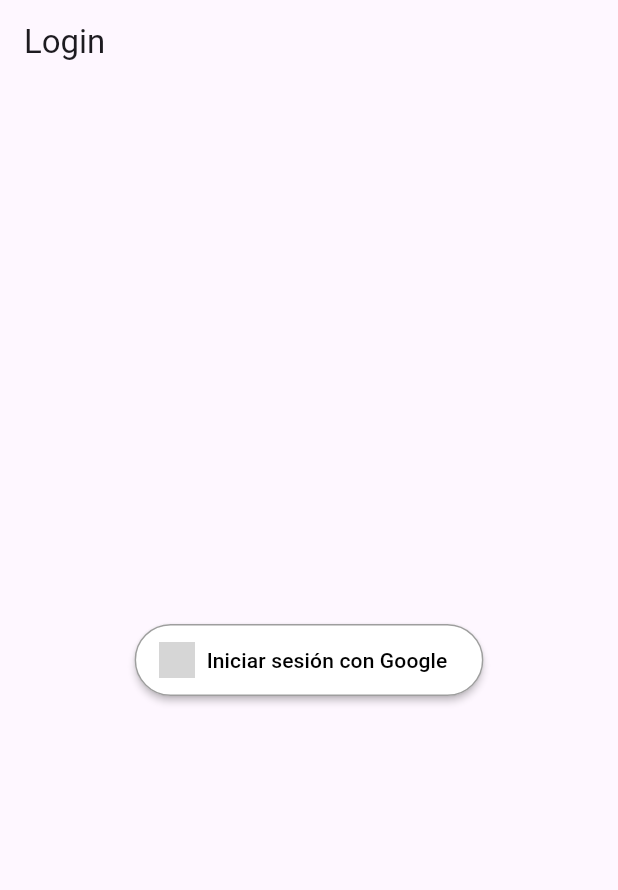
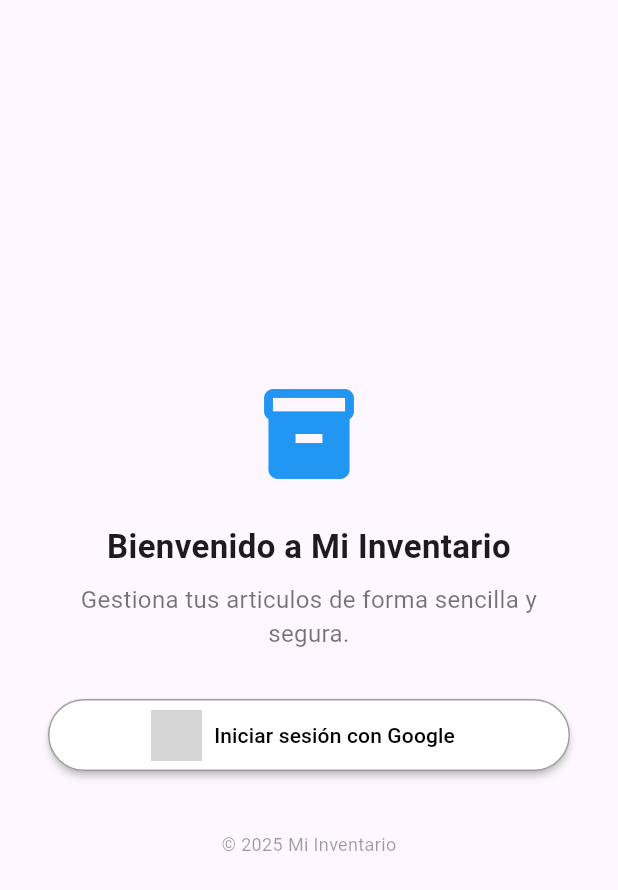
Before and after one commit to sebudea/mi-inventario-app, a Flutter app: the screen it shows after launch, after a tap on "Iniciar sesión con Google", after a tap on the "logout" icon, on a phone screen of 412 x 824 dp. Shown: the top 890 px of the screen. Run offline on Flutter 3.47's test engine with Material 3 defaults, Android fonts, the phone set to English and light mode, and no system bars; our stand-ins replace go_router; network calls fail; grey boxes are pictures that could not be loaded.

```diff
--- a/lib/ui/views/login/login_screen.dart
+++ b/lib/ui/views/login/login_screen.dart
@@ -2,18 +2,50 @@ import 'package:flutter/material.dart';
 import 'package:provider/provider.dart';
 import '../../../services/auth_service.dart';
 
-class LoginScreen extends StatelessWidget {
+class LoginScreen extends StatefulWidget {
   const LoginScreen({super.key});
+
+  @override
+  State<LoginScreen> createState() => _LoginScreenState();
+}
+
+class _LoginScreenState extends State<LoginScreen> {
+  bool _loading = false;
 
   @override
   Widget build(BuildContext context) {
     final authService = Provider.of<AuthService>(context);
 
     return Scaffold(
-      appBar: AppBar(
-        title: const Text('Login'),
+      body: Center(
+        child: SingleChildScrollView(
+          padding: const EdgeInsets.all(32),
+          child: Column(
+            mainAxisSize: MainAxisSize.min,
+            children: [
+              // Logo superior
+              const Icon(
+                Icons.inventory_2,
+                size: 72,
+                color: Colors.blue,
               ),
-      body: Center(
+              const SizedBox(height: 24),
+              // Mensaje de bienvenida
+              const Text(
+                'Bienvenido a Mi Inventario',
+                style: TextStyle(fontSize: 22, fontWeight: FontWeight.bold),
+                textAlign: TextAlign.center,
+              ),
+              const SizedBox(height: 8),
+              const Text(
+                'Gestiona tus articulos de forma sencilla y segura.',
+                style: TextStyle(fontSize: 16, color: Colors.black54),
+                textAlign: TextAlign.center,
+              ),
+              const SizedBox(height: 32),
+              // Botón de login
+              SizedBox(
+                width: double.infinity,
                 child: ElevatedButton.icon(
                   style: ElevatedButton.styleFrom(
                     backgroundColor: Colors.white,
@@ -21,17 +53,41 @@ class LoginScreen extends StatelessWidget {
                     minimumSize: const Size(220, 48),
                     side: const BorderSide(color: Colors.grey),
                     elevation: 2,
+                    shape: RoundedRectangleBorder(
+                      borderRadius: BorderRadius.circular(24),
+                    ),
                   ),
                   icon: Image.network(
-            'https://developers.google.com/identity/images/g-logo.png',
-            height: 24,
-            width: 24,
+                    'https://upload.wikimedia.org/wikipedia/commons/0/09/IOS_Google_icon.png',
+                    height: 34,
+                    width: 34,
                   ),
-          label: const Text('Iniciar sesión con Google'),
-          onPressed: () async {
-            await authService.login(username: 'google_user', password: '');
+                  label: _loading
+                      ? const SizedBox(
+                          width: 20,
+                          height: 20,
+                          child: CircularProgressIndicator(strokeWidth: 2),
+                        )
+                      : const Text('Iniciar sesión con Google'),
+                  onPressed: _loading
+                      ? null
+                      : () async {
+                          setState(() => _loading = true);
+                          await authService.login(
+                              username: 'google_user', password: '');
+                          setState(() => _loading = false);
                           // go_router se encargará del redirect
                         },
+                ),
+              ),
+              const SizedBox(height: 40),
+              // Pie de página
+              const Text(
+                '© 2025 Mi Inventario',
+                style: TextStyle(fontSize: 12, color: Colors.black38),
+              ),
+            ],
+          ),
         ),
       ),
     );
```
Lines whose indentation alone changed are shown as unchanged.
